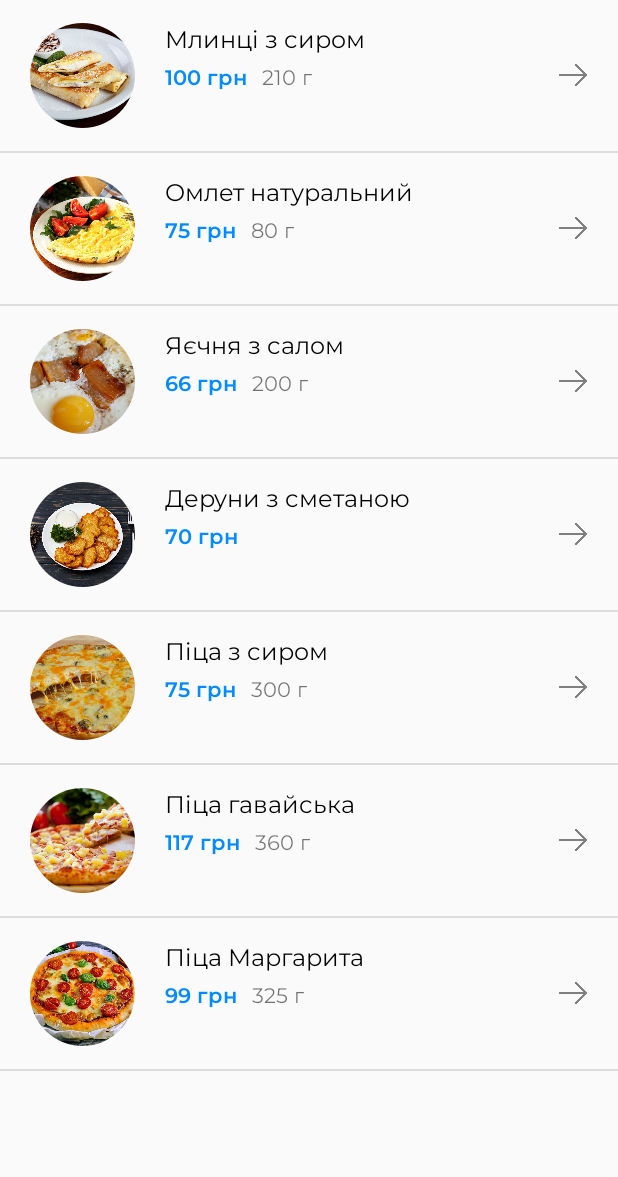
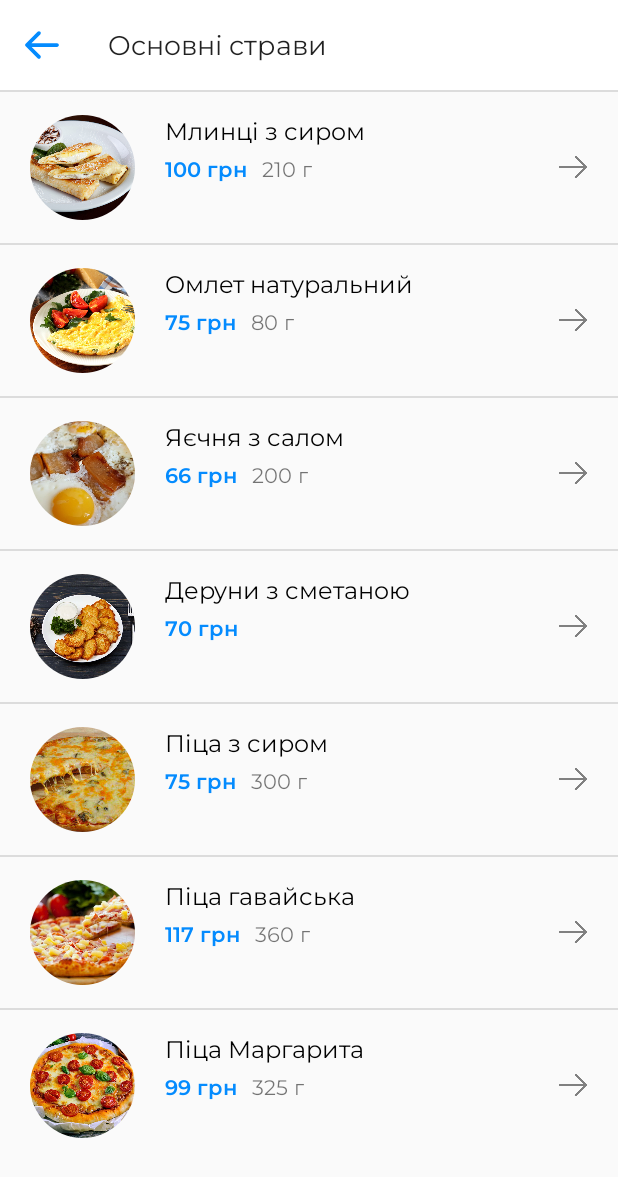
Before and after one commit to SviatKuzbyt/Tasty-Cafe, an Android app: the screen it shows after launch (CategoryActivity), after a tap on "Основні страви", on a phone screen of 412 x 824 dp. Shown: the top 1177 px of the screen. Run offline under Robolectric (Android 15) with nearby library versions, the light colour scheme and no system bars; 3 other taps on this screen came first.

Commit message:
Додав верхні панелі

```diff
--- a/app/src/main/java/com/sviatkuzbyt/tastycafe/CategoryActivity.kt
+++ b/app/src/main/java/com/sviatkuzbyt/tastycafe/CategoryActivity.kt
@@ -3,7 +3,9 @@ package com.sviatkuzbyt.tastycafe
 import android.content.Intent
 import androidx.appcompat.app.AppCompatActivity
 import android.os.Bundle
+import android.view.Menu
 import android.widget.ListView
+import android.widget.Toolbar
 
 class CategoryActivity : AppCompatActivity() {
 
@@ -14,18 +16,23 @@ class CategoryActivity : AppCompatActivity() {
         val listCategory = findViewById<ListView>(R.id.list_category)
         var adapter: ListsAdapter? = null
         var list: Array<menuСonstructor>? = null
+        var title: String = ""
 
         if (group.getIntExtra("group", 0) == 0){
             list = arrayOf(listMenu[0], listMenu[1], listMenu[2], listMenu[3], listMenu[4], listMenu[5])
+            title = "Салати"
         }
         else if (group.getIntExtra("group", 0) == 1){
             list = arrayOf(listMenu[6], listMenu[7], listMenu[8], listMenu[9], listMenu[10], listMenu[11], listMenu[12])
+            title = "Основні страви"
         }
         else if (group.getIntExtra("group", 0) == 2){
             list = arrayOf(listMenu[13], listMenu[14], listMenu[15], listMenu[16], listMenu[17], listMenu[18], listMenu[19])
+            title = "Напої"
         }
         else if (group.getIntExtra("group", 0) == 3){
             list = arrayOf(listMenu[20], listMenu[21], listMenu[22], listMenu[23], listMenu[24], listMenu[25])
+            title = "Десерти"
         }
 
         adapter = list?.let { ListsAdapter(this, it) }
@@ -36,5 +43,13 @@ class CategoryActivity : AppCompatActivity() {
             intent.putExtra("id", list!![i].id)
             startActivity(intent)
         }
+
+
+        setSupportActionBar(findViewById(R.id.toolbarCategory))
+        supportActionBar?.title = title
+        val toolbarCategory = findViewById<androidx.appcompat.widget.Toolbar>(R.id.toolbarCategory)
+        toolbarCategory.setNavigationOnClickListener { finish() }
+        toolbarCategory.setTitleTextAppearance(this, R.style.ToolbarStyle)
     }
+
 }
--- a/app/src/main/java/com/sviatkuzbyt/tastycafe/DetailActivity.kt
+++ b/app/src/main/java/com/sviatkuzbyt/tastycafe/DetailActivity.kt
@@ -2,6 +2,8 @@ package com.sviatkuzbyt.tastycafe
 
 import androidx.appcompat.app.AppCompatActivity
 import android.os.Bundle
+import android.widget.Button
+import android.widget.ImageButton
 import android.widget.ImageView
 import android.widget.TextView
 
@@ -24,5 +26,8 @@ class DetailActivity : AppCompatActivity() {
         weightProduct.text = listMenu[id].weight
         textInfo.text = getString(listMenu[id].info)
 
+        val buttonUndoDetail = findViewById<ImageButton>(R.id.buttonUndoDetail)
+        buttonUndoDetail.setOnClickListener { finish() }
+
     }
 }
--- a/app/src/main/java/com/sviatkuzbyt/tastycafe/MainActivity.kt
+++ b/app/src/main/java/com/sviatkuzbyt/tastycafe/MainActivity.kt
@@ -3,11 +3,16 @@ package com.sviatkuzbyt.tastycafe
 
 import android.content.Intent
 import android.os.Bundle
+import android.view.Menu
+import android.view.MenuItem
 import android.view.View
 import android.widget.TextView
+import android.widget.Toast
+import androidx.appcompat.app.AlertDialog
 import androidx.appcompat.app.AppCompatActivity
 import androidx.recyclerview.widget.LinearLayoutManager
 import androidx.recyclerview.widget.RecyclerView
+import java.io.ObjectOutputStream
 
 
 class MainActivity : AppCompatActivity() {
@@ -47,33 +52,60 @@ class MainActivity : AppCompatActivity() {
         )
 
         listsRecommendation.setOnClickListener {
+            Toast.makeText(this, "Відкриття...", Toast.LENGTH_SHORT).show()
             val intent = Intent(this, DetailActivity::class.java)
             intent.putExtra("id", list[2].id)
             startActivity(intent)
         }
 
         textSalad.setOnClickListener {
+            Toast.makeText(this, "Відкриття...", Toast.LENGTH_SHORT).show()
             val myIntent = Intent(this, CategoryActivity::class.java)
             myIntent.putExtra("group", 0)
             startActivity(myIntent)
         }
 
         textDish.setOnClickListener {
+            Toast.makeText(this, "Відкриття...", Toast.LENGTH_SHORT).show()
             val myIntent = Intent(this, CategoryActivity::class.java)
             myIntent.putExtra("group", 1)
             startActivity(myIntent)
         }
 
         textDrinks.setOnClickListener {
+            Toast.makeText(this, "Відкриття...", Toast.LENGTH_SHORT).show()
             val myIntent = Intent(this, CategoryActivity::class.java)
             myIntent.putExtra("group", 2)
             startActivity(myIntent)
         }
 
         textDesert.setOnClickListener {
+            Toast.makeText(this, "Відкриття...", Toast.LENGTH_SHORT).show()
             val myIntent = Intent(this, CategoryActivity::class.java)
             myIntent.putExtra("group", 3)
             startActivity(myIntent)
         }
+
+        setSupportActionBar(findViewById(R.id.toolbarMain))
+        supportActionBar?.setDisplayShowTitleEnabled(false)
+
+
+    }
+
+    override fun onCreateOptionsMenu(menu: Menu): Boolean {
+        menuInflater.inflate(R.menu.main_bar, menu)
+        return super.onCreateOptionsMenu(menu)
+    }
+
+    override fun onOptionsItemSelected(item: MenuItem) = when (item.itemId) {
+        R.id.order_btn -> {
+            startActivity(Intent(this, CategoryActivity::class.java))
+            true
+        }
+        R.id.search_btn -> {
+            startActivity(Intent(this, CategoryActivity::class.java))
+            true
+        }
+        else -> { super.onOptionsItemSelected(item) }
     }
 }
--- /dev/null
+++ b/app/src/main/res/drawable/back_btn.xml
@@ -0,0 +1,9 @@
+<vector xmlns:android="http://schemas.android.com/apk/res/android"
+    android:width="24dp"
+    android:height="20dp"
+    android:viewportWidth="24"
+    android:viewportHeight="20">
+  <path
+      android:pathData="M22,11.25C22.6904,11.25 23.25,10.6904 23.25,10C23.25,9.3096 22.6904,8.75 22,8.75V11.25ZM1.1161,9.1161C0.628,9.6043 0.628,10.3957 1.1161,10.8839L9.0711,18.8388C9.5592,19.327 10.3507,19.327 10.8388,18.8388C11.327,18.3507 11.327,17.5592 10.8388,17.0711L3.7678,10L10.8388,2.9289C11.327,2.4408 11.327,1.6493 10.8388,1.1612C10.3507,0.673 9.5592,0.673 9.0711,1.1612L1.1161,9.1161ZM22,8.75L2,8.75V11.25L22,11.25V8.75Z"
+      android:fillColor="@color/blue"/>
+</vector>
--- a/app/src/main/res/layout/activity_category.xml
+++ b/app/src/main/res/layout/activity_category.xml
@@ -1,10 +1,33 @@
 <?xml version="1.0" encoding="utf-8"?>
-<ListView xmlns:android="http://schemas.android.com/apk/res/android"
+<RelativeLayout xmlns:android="http://schemas.android.com/apk/res/android"
     xmlns:app="http://schemas.android.com/apk/res-auto"
     xmlns:tools="http://schemas.android.com/tools"
     android:layout_width="match_parent"
     android:layout_height="match_parent"
     tools:context=".CategoryActivity"
-    android:id="@+id/list_category">
+    >
 
-</ListView>
+    <androidx.appcompat.widget.Toolbar
+        android:id="@+id/toolbarCategory"
+        android:layout_width="match_parent"
+        android:layout_height="wrap_content"
+        android:background="@color/white"
+        android:minHeight="60dp"
+        android:theme="?attr/actionBarTheme"
+        app:navigationContentDescription="@string/undo"
+        app:navigationIcon="@drawable/back_btn" />
+
+
+    <View
+        android:id="@+id/dividerCategory"
+        android:layout_width="match_parent"
+        android:layout_height="1dp"
+        android:background="?android:attr/listDivider"
+        android:layout_below="@id/toolbarCategory"/>
+
+    <ListView
+        android:id="@+id/list_category"
+        android:layout_width="match_parent"
+        android:layout_height="wrap_content"
+        android:layout_below="@id/dividerCategory" />
+</RelativeLayout>
--- /dev/null
+++ b/app/src/main/res/menu/main_bar.xml
@@ -0,0 +1,19 @@
+<?xml version="1.0" encoding="utf-8"?>
+<menu xmlns:android="http://schemas.android.com/apk/res/android"
+    xmlns:app="http://schemas.android.com/apk/res-auto">
+
+    <item
+        android:title="@string/search"
+        app:showAsAction="ifRoom"
+        android:icon="@drawable/search_btn"
+        android:id="@+id/search_btn"
+        />
+
+    <item
+        android:icon="@drawable/order_btn"
+        android:title="@string/order_btn"
+        android:id="@+id/order_btn"
+        app:showAsAction="always"/>
+
+
+</menu>
--- a/app/src/main/res/values/strings.xml
+++ b/app/src/main/res/values/strings.xml
@@ -41,4 +41,7 @@
     <string name="none"> </string>
 
     <string name="get_order">Замовити</string>
+    <string name="undo">Назад</string>
+    <string name="order_btn">Замовлення</string>
+    <string name="search">Пошук</string>
 </resources>
--- a/app/src/main/res/values/themes.xml
+++ b/app/src/main/res/values/themes.xml
@@ -8,4 +8,10 @@
         <!-- Customize your theme here. -->
         <item name="android:windowLightStatusBar">true</item>
     </style>
+
+    <style name="ToolbarStyle">
+        <item name="android:fontFamily">@font/montserrat_regular</item>
+        <item name="android:textSize">18sp</item>
+
+    </style>
 </resources>
```
Also changed, not shown: app/src/main/res/drawable/app_icon.xml (added, +21 -0 lines), app/src/main/res/drawable/back_btn_white.xml (added, +11 -0 lines), app/src/main/res/layout/activity_detail.xml (+12 -1 lines), app/src/main/res/layout/activity_main.xml (+36 -1 lines), app/src/main/res/drawable-v24/order_btn.png (added), app/src/main/res/drawable-v24/search_btn.png (added), app/src/main/res/drawable/undo_btn.png (added).
